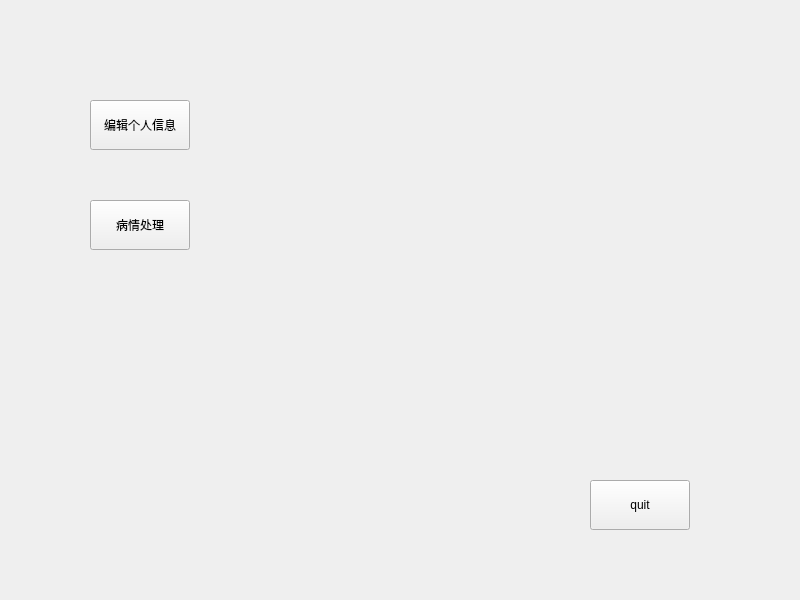
Before: the Qt Designer form demo1/docmain.ui in KeviaWang/work, drawn with Qt 5.
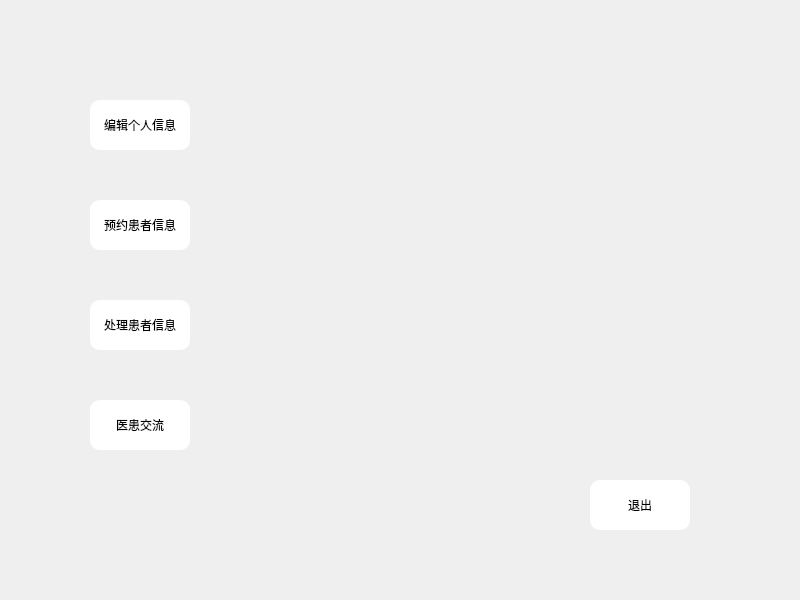
After: the same form once the commit is applied. Icons and pictures are not drawn.

The edit to the form file:
```diff
--- a/demo1/docmain.ui
+++ b/demo1/docmain.ui
@@ -13,6 +13,9 @@
   <property name="windowTitle">
    <string>Form</string>
   </property>
+  <property name="styleSheet">
+   <string notr="true">#docMain{border-image: url(:/picture/蓝色渐变.jpg);}</string>
+  </property>
   <widget class="QPushButton" name="pushButton">
    <property name="geometry">
     <rect>
@@ -22,11 +25,34 @@
      <height>50</height>
     </rect>
    </property>
+   <property name="styleSheet">
+    <string notr="true">#pushButton{border-radius:10px;}
+#pushButton{background-color: rgb(255, 255, 255);}
+</string>
+   </property>
    <property name="text">
-    <string>quit</string>
+    <string>退出</string>
    </property>
   </widget>
-  <widget class="QPushButton" name="bingqingchuli">
+  <widget class="QPushButton" name="pushButton_4">
+   <property name="geometry">
+    <rect>
+     <x>90</x>
+     <y>300</y>
+     <width>100</width>
+     <height>50</height>
+    </rect>
+   </property>
+   <property name="styleSheet">
+    <string notr="true">#pushButton_4{border-radius:10px;}
+#pushButton_4{background-color: rgb(255, 255, 255);}
+</string>
+   </property>
+   <property name="text">
+    <string>处理患者信息</string>
+   </property>
+  </widget>
+  <widget class="QPushButton" name="pushButton_3">
    <property name="geometry">
     <rect>
      <x>90</x>
@@ -35,11 +61,16 @@
      <height>50</height>
     </rect>
    </property>
+   <property name="styleSheet">
+    <string notr="true">#pushButton_3{border-radius:10px;}
+#pushButton_3{background-color: rgb(255, 255, 255);}
+</string>
+   </property>
    <property name="text">
-    <string>病情处理</string>
+    <string>预约患者信息</string>
    </property>
   </widget>
-  <widget class="QPushButton" name="gerenxinxi">
+  <widget class="QPushButton" name="pushButton_2">
    <property name="geometry">
     <rect>
      <x>90</x>
@@ -48,10 +79,33 @@
      <height>50</height>
     </rect>
    </property>
+   <property name="styleSheet">
+    <string notr="true">#pushButton_2{border-radius:10px;}
+#pushButton_2{background-color: rgb(255, 255, 255);}
+</string>
+   </property>
    <property name="text">
     <string>编辑个人信息</string>
    </property>
   </widget>
+  <widget class="QPushButton" name="pushButton_5">
+   <property name="geometry">
+    <rect>
+     <x>90</x>
+     <y>400</y>
+     <width>100</width>
+     <height>50</height>
+    </rect>
+   </property>
+   <property name="styleSheet">
+    <string notr="true">#pushButton_5{border-radius:10px;}
+#pushButton_5{background-color: rgb(255, 255, 255);}
+</string>
+   </property>
+   <property name="text">
+    <string>医患交流</string>
+   </property>
+  </widget>
  </widget>
  <resources/>
  <connections>
```
